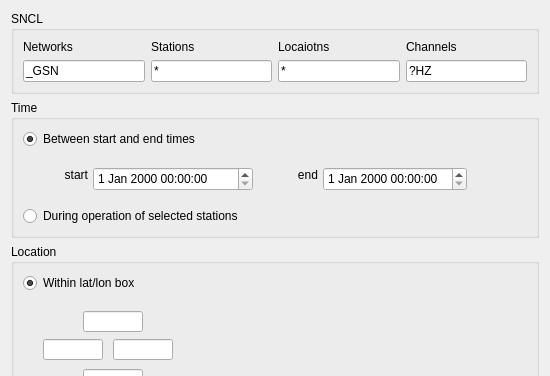
Above: pyweed/StationQueryDialog.ui from iris-edu/pyweed before the change; both pictures show x 0 to 550 and y 0 to 376 of the 550 by 630 pixel window. Below: the same form after it.
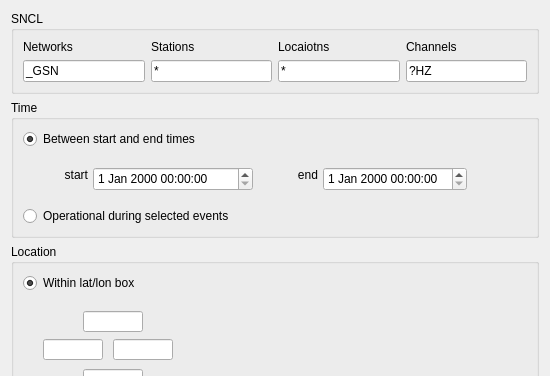
That is the form after the change.

Commit message: event and station options now configurable

```diff
--- a/pyweed/StationQueryDialog.ui
+++ b/pyweed/StationQueryDialog.ui
@@ -172,7 +172,7 @@
       <item>
        <widget class="QRadioButton" name="timeDuringStationsRadioButton">
         <property name="text">
-         <string>During operation of selected stations</string>
+         <string>Operational during selected events</string>
         </property>
        </widget>
       </item>
```
Left out of the diff: 4 changed lines with no effect on the pictures. The commit also changes 6 other files.
